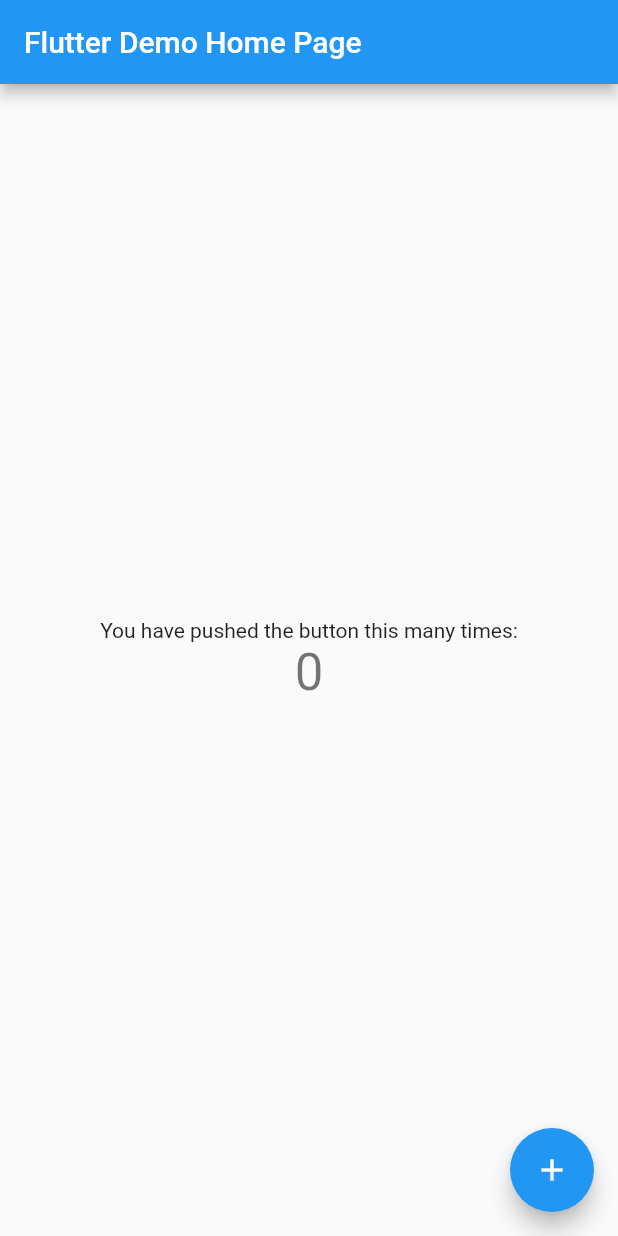
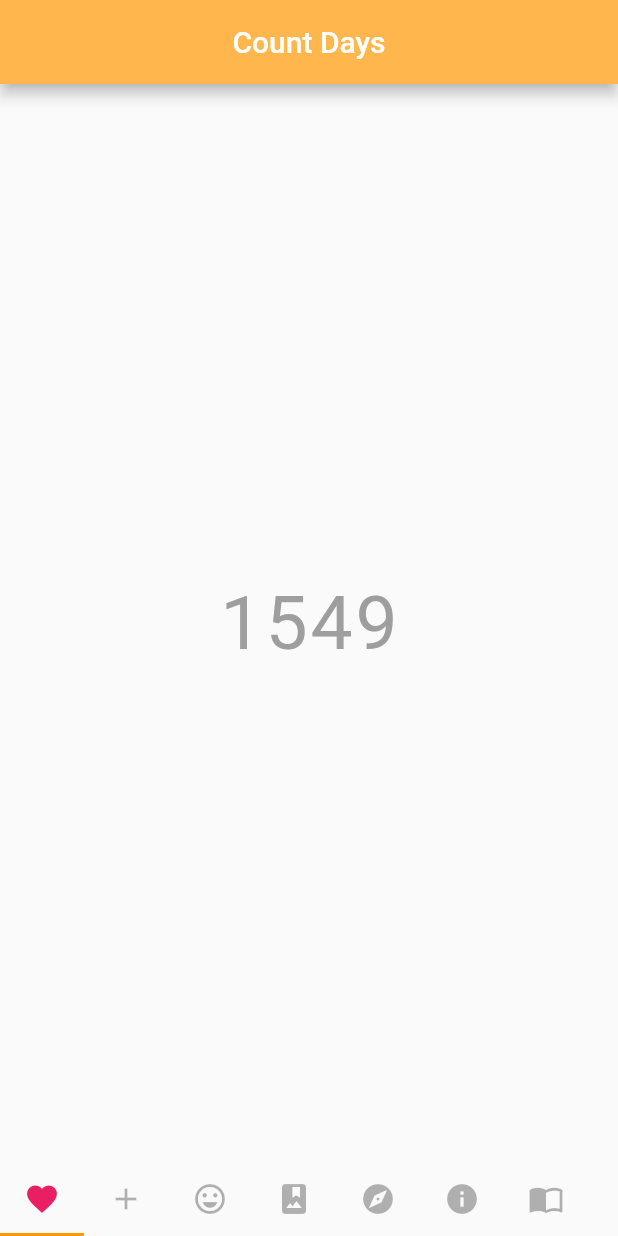
Before and after one commit to Curiklo/CountDaysFlutter, a Flutter app: the screen it shows after launch, on a phone screen of 412 x 824 dp. Run offline on Flutter 3.47's test engine with Material 2 defaults, Android fonts, the phone set to English and light mode, and no system bars.

Commit message:
add days counter & tab function

```diff
--- a/lib/main.dart
+++ b/lib/main.dart
@@ -1,111 +1,108 @@
 import 'package:flutter/material.dart';
 
-void main() => runApp(MyApp());
+void main() => runApp(MaterialApp(
+  home:CountDays(),
+));
 
-class MyApp extends StatelessWidget {
-  // This widget is the root of your application.
+class CountDays extends StatefulWidget {
   @override
-  Widget build(BuildContext context) {
-    return MaterialApp(
-      title: 'Flutter Demo',
-      theme: ThemeData(
-        // This is the theme of your application.
-        //
-        // Try running your application with "flutter run". You'll see the
-        // application has a blue toolbar. Then, without quitting the app, try
-        // changing the primarySwatch below to Colors.green and then invoke
-        // "hot reload" (press "r" in the console where you ran "flutter run",
-        // or simply save your changes to "hot reload" in a Flutter IDE).
-        // Notice that the counter didn't reset back to zero; the application
-        // is not restarted.
-        primarySwatch: Colors.blue,
-      ),
-      home: MyHomePage(title: 'Flutter Demo Home Page'),
-    );
-  }
+  _CountDaysState createState() => _CountDaysState();
 }
 
-class MyHomePage extends StatefulWidget {
-  MyHomePage({Key key, this.title}) : super(key: key);
+class _CountDaysState extends State<CountDays> {
 
-  // This widget is the home page of your application. It is stateful, meaning
-  // that it has a State object (defined below) that contains fields that affect
-  // how it looks.
-
-  // This class is the configuration for the state. It holds the values (in this
-  // case the title) provided by the parent (in this case the App widget) and
-  // used by the build method of the State. Fields in a Widget subclass are
-  // always marked "final".
-
-  final String title;
+  var startDay = DateTime(2015,DateTime.october,1);
+  var today = DateTime.now();
 
   @override
-  _MyHomePageState createState() => _MyHomePageState();
-}
-
-class _MyHomePageState extends State<MyHomePage> {
-  int _counter = 0;
-
-  void _incrementCounter() {
-    setState(() {
-      // This call to setState tells the Flutter framework that something has
-      // changed in this State, which causes it to rerun the build method below
-      // so that the display can reflect the updated values. If we changed
-      // _counter without calling setState(), then the build method would not be
-      // called again, and so nothing would appear to happen.
-      _counter++;
-    });
+  void initState(){
+    super.initState();
   }
 
   @override
   Widget build(BuildContext context) {
-    // This method is rerun every time setState is called, for instance as done
-    // by the _incrementCounter method above.
-    //
-    // The Flutter framework has been optimized to make rerunning build methods
-    // fast, so that you can just rebuild anything that needs updating rather
-    // than having to individually change instances of widgets.
-    return Scaffold(
-      appBar: AppBar(
-        // Here we take the value from the MyHomePage object that was created by
-        // the App.build method, and use it to set our appbar title.
-        title: Text(widget.title),
-      ),
-      body: Center(
-        // Center is a layout widget. It takes a single child and positions it
-        // in the middle of the parent.
-        child: Column(
-          // Column is also a layout widget. It takes a list of children and
-          // arranges them vertically. By default, it sizes itself to fit its
-          // children horizontally, and tries to be as tall as its parent.
-          //
-          // Invoke "debug painting" (press "p" in the console, choose the
-          // "Toggle Debug Paint" action from the Flutter Inspector in Android
-          // Studio, or the "Toggle Debug Paint" command in Visual Studio Code)
-          // to see the wireframe for each widget.
-          //
-          // Column has various properties to control how it sizes itself and
-          // how it positions its children. Here we use mainAxisAlignment to
-          // center the children vertically; the main axis here is the vertical
-          // axis because Columns are vertical (the cross axis would be
-          // horizontal).
-          mainAxisAlignment: MainAxisAlignment.center,
-          children: <Widget>[
-            Text(
-              'You have pushed the button this many times:',
+    return DefaultTabController(
+      length: 7,
+      child: Scaffold(
+        appBar: AppBar(
+          title:Text('Count Days'),
+          centerTitle: true,
+          backgroundColor: Colors.orange[300],
+        ),
+        body:TabBarView(
+          // each tab content
+          children: [
+            Center(
+            child: Text(
+            '${today.difference(startDay).inDays}',
+            style: TextStyle(
+              fontSize: 50.0,
+              letterSpacing: 2.0,
+              color: Colors.grey,
+                ),
+              ),
             ),
-            Text(
-              '$_counter',
-              style: Theme.of(context).textTheme.display1,
-            ),
+            Icon(Icons.battery_std),
+            Icon(Icons.loyalty),
+            Icon(Icons.grade),
+            Icon(Icons.android,color: Colors.green,size: 100.0,),
+            Icon(Icons.store),
+            Icon(Icons.widgets)
           ],
         ),
+        /**/
+        bottomNavigationBar: SafeArea(
+          child: TabBar(
+            // tab option
+            isScrollable: true,
+            unselectedLabelColor: Colors.black.withOpacity(0.3),
+            unselectedLabelStyle: TextStyle(fontSize: 12.0),
+            labelColor: Colors.black,
+            labelStyle: TextStyle(fontSize: 16.0),
+            indicatorColor: Colors.orange,
+            indicatorWeight: 2.0,
+            // content of tab
+            tabs: [
+              Tab(
+                child: Icon(
+                    Icons.favorite,
+                    color: Colors.pink,
+                ),
+              ),
+              Tab(
+                child: Icon(
+                    Icons.add,
+                ),
+              ),
+              Tab(
+                child: Icon(
+                Icons.sentiment_very_satisfied,
+                ),
+              ),
+              Tab(
+                child: Icon(
+                  Icons.photo_album,
+                ),
+              ),
+              Tab(
+                child: Icon(
+                  Icons.explore,
+                ),
+              ),
+              Tab(
+                child: Icon(
+                  Icons.info,
+                ),
+              ),
+              Tab(
+                child: Icon(
+                  Icons.import_contacts,
+                ),
+              )
+            ],
+          ),
+        ),
       ),
-      floatingActionButton: FloatingActionButton(
-        onPressed: _incrementCounter,
-        tooltip: 'Increment',
-        child: Icon(Icons.add),
-      ), // This trailing comma makes auto-formatting nicer for build methods.
     );
   }
 }
```
